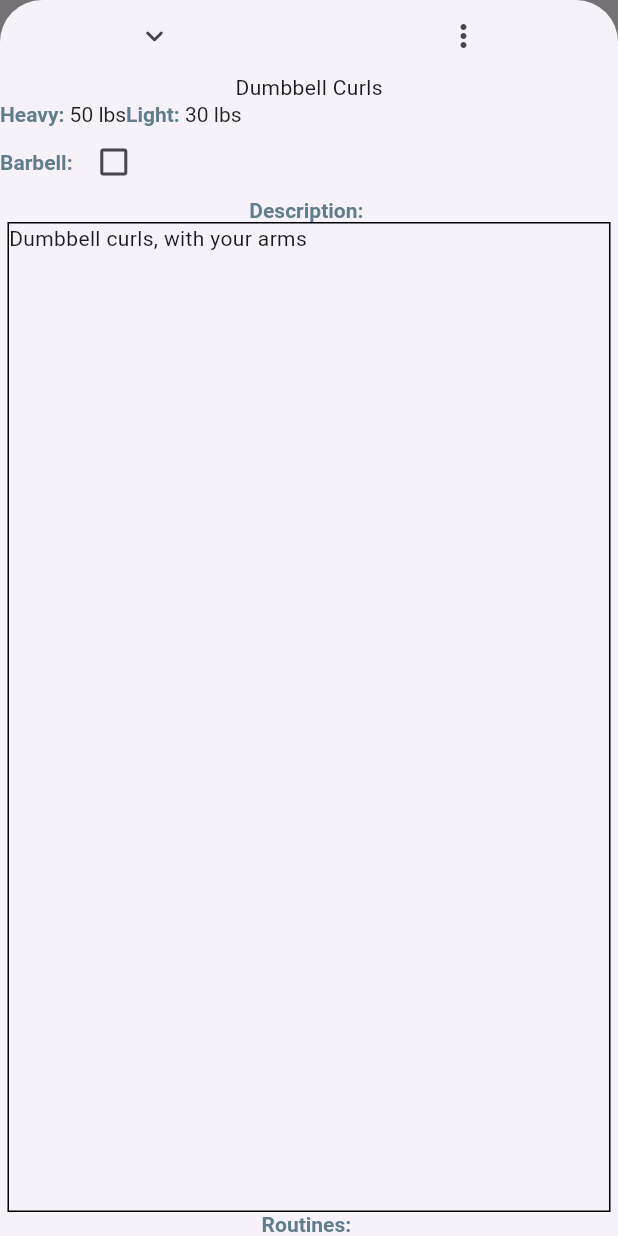
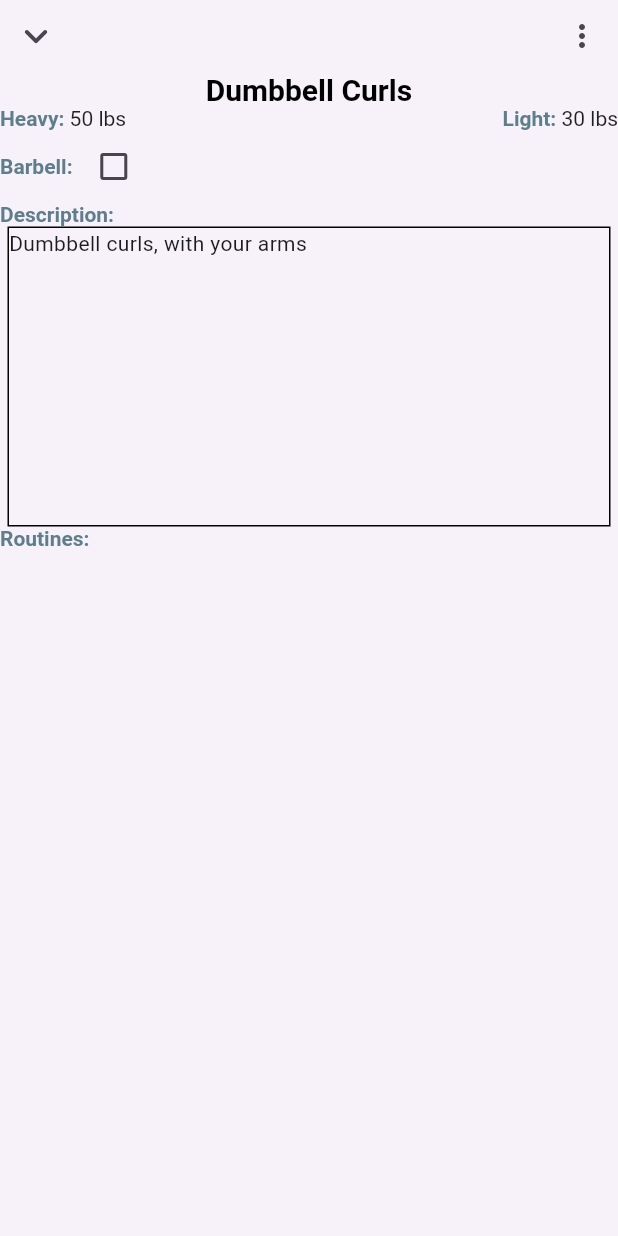
Before and after one commit to lhsteffen/IronSights, a Flutter app: the LiftList screen opened directly, after a tap on "Dumbbell Curls", on a phone screen of 412 x 824 dp. Run offline on Flutter 3.47's test engine with Material 3 defaults, Android fonts, the phone set to English and light mode, and no system bars.

Commit message:
Begin creating layout of lift details page

```diff
--- a/lib/lift_view.dart
+++ b/lib/lift_view.dart
@@ -31,6 +31,7 @@ class LiftView extends StatelessWidget {
               context: context,
               isScrollControlled: true,
               useSafeArea: true,
+              shape: BeveledRectangleBorder(),
               builder: (BuildContext context) {
                 return SafeArea(
                   child: LiftDetails(lift: lifts[index]),
@@ -137,32 +138,39 @@ class LiftDetails extends StatelessWidget {
     return SafeArea(
         child: Container(
           width: MediaQuery.of(context).size.width,
+          child: Expanded(
               child: Column(
                   children: [
                     Row(
                       children: [
-                  Expanded(
-                    child: IconButton(
+                        IconButton(
                           onPressed: () {
                             Navigator.pop(context);
                           },
-                      icon: Icon(Icons.expand_more_rounded)
-                    ),
+                          icon: Icon(Icons.expand_more_rounded),
+                          iconSize: 32,
                         ),
                         Expanded(
-                    child: IconButton(
+                            child: SizedBox()
+                        ),
+                        IconButton(
                           onPressed: () {
                             print("More options!");
                           },
-                      icon: Icon(Icons.more_vert)
-                    ),
+                          icon: Icon(Icons.more_vert),
                         ),
                       ],
                     ),
-              Text(lift.name),
+                    RichText(
+                        text: TextSpan(
+                            text: lift.name,
+                            style: TextStyle(color: Colors.black, fontWeight: FontWeight.bold, fontSize: 20)
+                        )
+                    ),
                     Row(
                       children: [
-                  RichText(
+                        Expanded(
+                          child: RichText(
                             text: TextSpan(
                                 children: <TextSpan>[
                                   TextSpan(
@@ -176,6 +184,8 @@ class LiftDetails extends StatelessWidget {
                                 ]
                             ),
                           ),
+                        ),
+                        SizedBox(width: 24,),
                         RichText(
                           text: TextSpan(
                               children: <TextSpan>[
@@ -219,34 +229,36 @@ class LiftDetails extends StatelessWidget {
                           )
                         ],
                       ),
-              Expanded(
-                child: Column(
-                  children: [
-                    RichText(
+                    Align(
+                      alignment: Alignment.topLeft,
+                      child: RichText(
                         text: TextSpan(
-                            text: "Description: ",
+                            text: "Description:",
                             style: TextStyle(color: Colors.blueGrey, fontWeight: FontWeight.bold)
-                        )
                         ),
-                    Expanded(
+                      ),
+                    ),
+                    Flexible(
                         child: Container(
+                          constraints: BoxConstraints(minHeight: 200, maxHeight: 200),
                           width: MediaQuery.sizeOf(context).width - 10.0,
                           decoration: BoxDecoration(
                             border: Border.all(color: Colors.black)
                           ),
                           child: Text(lift.desc),
+                        )
                     ),
-                    ),
-                  ],
-                ),
-              ),
-              RichText(
+                    Align(
+                      alignment: Alignment.topLeft,
+                      child: RichText(
                           text: TextSpan(
                               text: "Routines: ",
                               style: TextStyle(color: Colors.blueGrey, fontWeight: FontWeight.bold)
                           )
+                      ),
+                    ),
+                  ]
               )
-            ]
           )
         ),
     );
```
Lines whose indentation alone changed are shown as unchanged.
